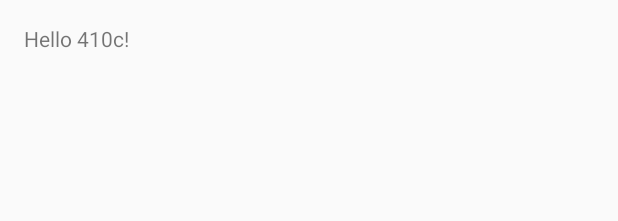
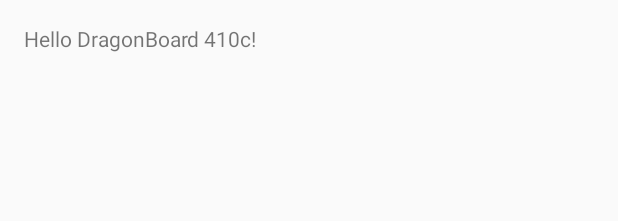
Before and after one commit to fpgafreak/AndroidTest1, an Android app: the layout activity_main.xml on its own in the app's theme, with its tools: preview values and no code run, on a phone screen of 412 x 824 dp. Shown: the top 221 px of the screen. Run offline under Robolectric (Android 15) with nearby library versions, the phone set to English and light mode, and no system bars.

Commit message:
changed hello string

```diff
--- a/app/src/main/res/layout/activity_main.xml
+++ b/app/src/main/res/layout/activity_main.xml
@@ -12,5 +12,5 @@
     <TextView
         android:layout_width="wrap_content"
         android:layout_height="wrap_content"
-        android:text="Hello 410c!" />
+        android:text="Hello DragonBoard 410c!" />
 </RelativeLayout>
```
